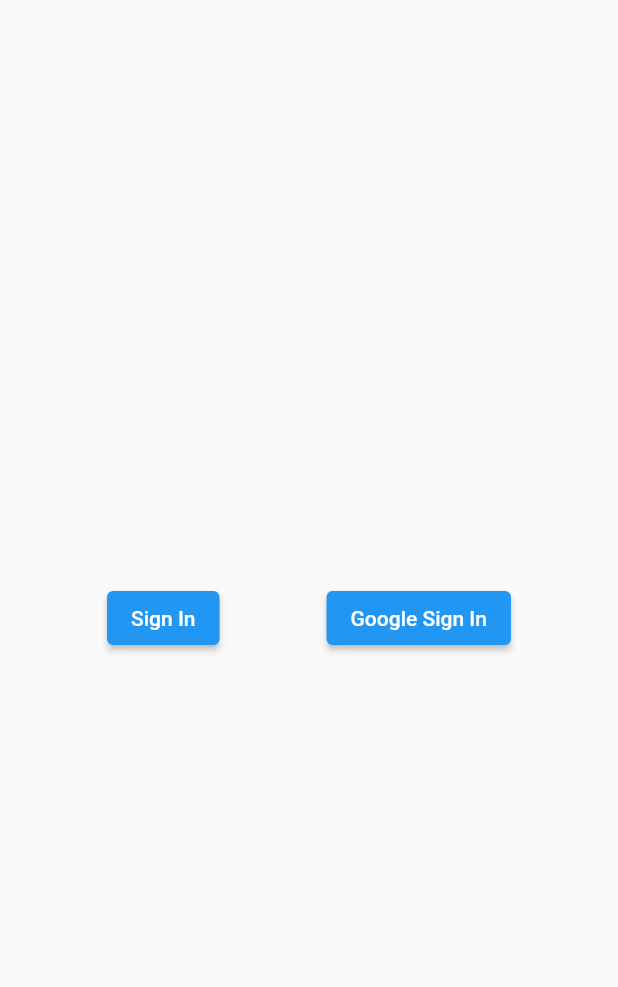
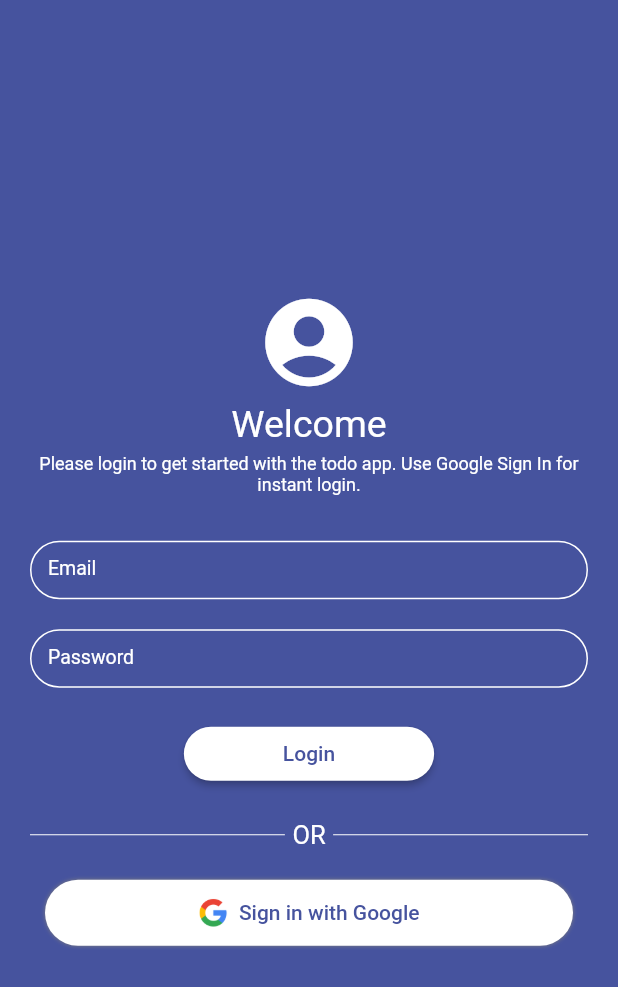
Before and after one commit to shubham53c/TodoAppAssignment, a Flutter app: the screen it shows after launch, on a phone screen of 412 x 824 dp. Shown: the top 987 px of the screen. Run offline on Flutter 3.47's test engine with Material 2 defaults, Android fonts, the phone set to English and light mode, and no system bars; our stand-ins replace cloud_firestore, email_validator, firebase_auth, firebase_core, google_sign_in; accounts and stored records are empty.

Commit message:
Sign in screen UI

```diff
--- /dev/null
+++ b/lib/core/app_colors.dart
@@ -0,0 +1,8 @@
+import 'package:flutter/material.dart';
+
+class AppColors {
+  static const primaryColor = Color(0xFF46539E);
+  static const accentColor = Color(0xFFFFFFFF);
+  static const errorColor = Color(0xFFFF4949);
+  static const greyColor = Color(0xFF808080);
+}
--- /dev/null
+++ b/lib/core/asset_strings.dart
@@ -0,0 +1,3 @@
+class AssetStrings {
+  static const googleLogoPath = "assets/googlelogo.png";
+}
--- /dev/null
+++ b/lib/localization/app_strings.dart
@@ -0,0 +1,10 @@
+class AppStrings {
+  String get loginText => "";
+  String get welcomeText => "";
+  String get welcomeSubtitleText => "";
+  String get emailHintText => "";
+  String get passwordHintText => "";
+  String get googleSignInButtonLabel => "";
+  String get formValidationErrorMessage => "";
+  String get orText => "";
+}
--- /dev/null
+++ b/lib/localization/app_strings_en.dart
@@ -0,0 +1,21 @@
+import 'package:todoapp/localization/app_strings.dart';
+
+class AppStringsEn extends AppStrings {
+  @override
+  String get loginText => "Login";
+  @override
+  String get welcomeText => "Welcome";
+  @override
+  String get welcomeSubtitleText =>
+      "Please login to get started with the todo app. Use Google Sign In for instant login.";
+  @override
+  String get emailHintText => "Email";
+  @override
+  String get passwordHintText => "Password";
+  @override
+  String get googleSignInButtonLabel => "Sign in with Google";
+  @override
+  String get formValidationErrorMessage => "Please enter valid value";
+  @override
+  String get orText => "Or";
+}
--- a/lib/main.dart
+++ b/lib/main.dart
@@ -1,6 +1,7 @@
 import 'package:firebase_core/firebase_core.dart';
 import 'package:flutter/material.dart';
 import 'package:provider/provider.dart';
+import 'package:todoapp/screens/sign_in_screen.dart';
 import './core/constants.dart';
 import './provider/data_provider.dart';
 import './screens/login_screen.dart';
@@ -20,7 +21,7 @@ class MyApp extends StatelessWidget {
       value: DataProvider(),
       child: const MaterialApp(
         title: Constants.appName,
-        home: LoginScreen(),
+        home: SignInScreen(),
       ),
     );
   }
--- a/lib/provider/data_provider.dart
+++ b/lib/provider/data_provider.dart
@@ -1,8 +1,11 @@
 import 'package:firebase_auth/firebase_auth.dart';
 import 'package:flutter/material.dart';
 import 'package:google_sign_in/google_sign_in.dart';
+import '../localization/app_strings.dart';
+import '../localization/app_strings_en.dart';
 
 class DataProvider with ChangeNotifier {
+  AppStrings localization = AppStringsEn();
   final googleSignIn = GoogleSignIn();
 
   GoogleSignInAccount? _user;
--- /dev/null
+++ b/lib/screens/sign_in_screen.dart
@@ -0,0 +1,278 @@
+import 'package:email_validator/email_validator.dart';
+import 'package:flutter/material.dart';
+import 'package:provider/provider.dart';
+import '../core/app_colors.dart';
+import '../core/asset_strings.dart';
+import '../provider/data_provider.dart';
+
+class SignInScreen extends StatefulWidget {
+  const SignInScreen({Key? key}) : super(key: key);
+
+  @override
+  State<SignInScreen> createState() => _SignInScreenState();
+}
+
+class _SignInScreenState extends State<SignInScreen> {
+  final _loginFormKey = GlobalKey<FormState>();
+  final _passwordFocusNode = FocusNode();
+  var _email = "";
+  var _password = "";
+  DataProvider? _dataProvider;
+
+  @override
+  void dispose() {
+    _passwordFocusNode.dispose();
+    super.dispose();
+  }
+
+  @override
+  void didChangeDependencies() {
+    super.didChangeDependencies();
+    if (_dataProvider == null) {
+      _dataProvider = Provider.of<DataProvider>(context, listen: false);
+      _updateUI();
+    }
+  }
+
+  void _updateUI() {
+    if (mounted) {
+      setState(() {});
+    }
+  }
+
+  String? _emailValidator(String? value) {
+    if (value == null || value.isEmpty || !EmailValidator.validate(value)) {
+      return _dataProvider!.localization.formValidationErrorMessage;
+    }
+    _email = value;
+    return null;
+  }
+
+  String? _passwordValidator(String? value) {
+    if (value == null || value.isEmpty) {
+      return _dataProvider!.localization.formValidationErrorMessage;
+    }
+    _password = value;
+    return null;
+  }
+
+  Widget _textFormField({
+    TextInputAction? textInputAction,
+    String? Function(String?)? validator,
+    TextCapitalization textCapitalization = TextCapitalization.none,
+    FocusNode? focusNode,
+    Function(String)? onFieldSubmitted,
+    required String labelText,
+    bool obscureText = false,
+  }) {
+    const accentColor = AppColors.accentColor;
+    const errorColor = AppColors.errorColor;
+    const textSize = 13.0;
+    final inputBorder = OutlineInputBorder(
+      borderSide: const BorderSide(
+        color: accentColor,
+      ),
+      borderRadius: BorderRadius.circular(50),
+    );
+    final errorInputBorder = OutlineInputBorder(
+      borderSide: const BorderSide(
+        color: errorColor,
+      ),
+      borderRadius: BorderRadius.circular(50),
+    );
+
+    return TextFormField(
+      autovalidateMode: AutovalidateMode.onUserInteraction,
+      textInputAction: textInputAction,
+      onFieldSubmitted: onFieldSubmitted,
+      focusNode: focusNode,
+      cursorColor: accentColor,
+      obscureText: obscureText,
+      style: const TextStyle(
+        color: accentColor,
+        fontSize: textSize,
+      ),
+      textCapitalization: textCapitalization,
+      validator: validator,
+      decoration: InputDecoration(
+        isDense: true,
+        contentPadding: const EdgeInsets.symmetric(
+          horizontal: 12,
+          vertical: 12,
+        ),
+        label: Text(labelText),
+        errorBorder: errorInputBorder,
+        focusedErrorBorder: errorInputBorder,
+        errorStyle: const TextStyle(
+          color: accentColor,
+        ),
+        focusColor: accentColor,
+        focusedBorder: inputBorder,
+        enabledBorder: inputBorder,
+        disabledBorder: inputBorder,
+        border: inputBorder,
+        labelStyle: const TextStyle(
+          color: accentColor,
+          fontSize: textSize,
+        ),
+      ),
+    );
+  }
+
+  @override
+  Widget build(BuildContext context) {
+    return Scaffold(
+      backgroundColor: AppColors.primaryColor,
+      body: Padding(
+        padding: const EdgeInsets.all(20),
+        child: _dataProvider == null
+            ? const SizedBox()
+            : Center(
+                child: Form(
+                  key: _loginFormKey,
+                  child: ListView(
+                    shrinkWrap: true,
+                    children: [
+                      const Icon(
+                        Icons.account_circle,
+                        color: AppColors.accentColor,
+                        size: 70,
+                      ),
+                      const SizedBox(height: 5),
+                      Text(
+                        _dataProvider!.localization.welcomeText,
+                        textAlign: TextAlign.center,
+                        style: const TextStyle(
+                          fontSize: 25,
+                          fontWeight: FontWeight.w400,
+                          color: AppColors.accentColor,
+                        ),
+                      ),
+                      const SizedBox(height: 5),
+                      Text(
+                        _dataProvider!.localization.welcomeSubtitleText,
+                        textAlign: TextAlign.center,
+                        style: const TextStyle(
+                          fontSize: 12,
+                          color: AppColors.accentColor,
+                        ),
+                      ),
+                      const SizedBox(height: 30),
+                      _textFormField(
+                        textInputAction: TextInputAction.go,
+                        onFieldSubmitted: (_) {
+                          _passwordFocusNode.requestFocus();
+                        },
+                        validator: _emailValidator,
+                        labelText: _dataProvider!.localization.emailHintText,
+                      ),
+                      const SizedBox(height: 20),
+                      _textFormField(
+                        focusNode: _passwordFocusNode,
+                        validator: _passwordValidator,
+                        labelText: _dataProvider!.localization.passwordHintText,
+                        obscureText: true,
+                      ),
+                      const SizedBox(height: 20),
+                      Row(
+                        mainAxisAlignment: MainAxisAlignment.center,
+                        children: [
+                          ElevatedButton(
+                            onPressed: () {},
+                            style: ButtonStyle(
+                              backgroundColor: MaterialStateProperty.all(
+                                AppColors.accentColor,
+                              ),
+                              shape: MaterialStateProperty.all(
+                                RoundedRectangleBorder(
+                                  borderRadius: BorderRadius.circular(50),
+                                ),
+                              ),
+                            ),
+                            child: Padding(
+                              padding:
+                                  const EdgeInsets.symmetric(horizontal: 50.0),
+                              child: Text(
+                                _dataProvider!.localization.loginText,
+                                style: const TextStyle(
+                                  color: AppColors.primaryColor,
+                                ),
+                              ),
+                            ),
+                          ),
+                        ],
+                      ),
+                      const SizedBox(height: 20),
+                      Row(
+                        children: [
+                          const Expanded(
+                            child: Divider(
+                              color: AppColors.accentColor,
+                            ),
+                          ),
+                          Padding(
+                            padding: const EdgeInsets.symmetric(horizontal: 5),
+                            child: Text(
+                              _dataProvider!.localization.orText.toUpperCase(),
+                              textAlign: TextAlign.center,
+                              style: const TextStyle(
+                                fontSize: 17,
+                                color: AppColors.accentColor,
+                              ),
+                            ),
+                          ),
+                          const Expanded(
+                            child: Divider(
+                              color: AppColors.accentColor,
+                            ),
+                          ),
+                        ],
+                      ),
+                      const SizedBox(height: 20),
+                      Container(
+                        margin: const EdgeInsets.symmetric(
+                          horizontal: 10,
+                        ),
+                        padding: const EdgeInsets.symmetric(
+                          vertical: 12,
+                          horizontal: 20,
+                        ),
+                        decoration: BoxDecoration(
+                          color: AppColors.accentColor,
+                          borderRadius: BorderRadius.circular(50),
+                          boxShadow: const [
+                            BoxShadow(
+                              color: AppColors.greyColor,
+                              blurRadius: 1.5,
+                            ),
+                          ],
+                        ),
+                        child: Row(
+                          mainAxisAlignment: MainAxisAlignment.center,
+                          children: [
+                            Image.asset(
+                              AssetStrings.googleLogoPath,
+                              height: 20,
+                              width: 20,
+                            ),
+                            const SizedBox(width: 7),
+                            Text(
+                              _dataProvider!
+                                  .localization.googleSignInButtonLabel,
+                              style: const TextStyle(
+                                color: AppColors.primaryColor,
+                                fontWeight: FontWeight.w500,
+                                fontSize: 14,
+                              ),
+                            ),
+                          ],
+                        ),
+                      ),
+                    ],
+                  ),
+                ),
+              ),
+      ),
+    );
+  }
+}
--- a/pubspec.yaml
+++ b/pubspec.yaml
@@ -34,6 +34,7 @@ dependencies:
   firebase_auth: ^3.9.0
   cloud_firestore: ^3.4.8
   provider: ^6.0.3
+  email_validator: ^2.1.17
 
 
   # The following adds the Cupertino Icons font to your application.
@@ -63,9 +64,8 @@ flutter:
   uses-material-design: true
 
   # To add assets to your application, add an assets section, like this:
-  # assets:
-  #   - images/a_dot_burr.jpeg
-  #   - images/a_dot_ham.jpeg
+  assets:
+    - assets/googlelogo.png
 
   # An image asset can refer to one or more resolution-specific "variants", see
   # https://flutter.dev/assets-and-images/#resolution-aware
```
Also changed, not shown: assets/googlelogo.png (added), pubspec.lock.
